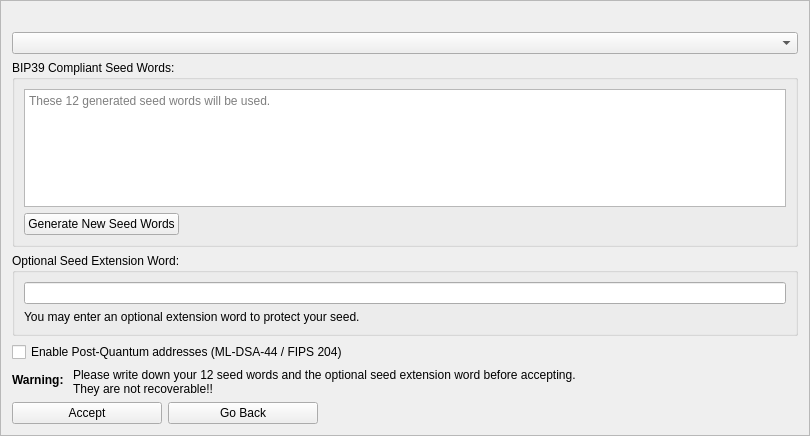
The window that src/qt/forms/mnemonicdialog2.ui (NeuraiProject/Neurai) describes before a commit, drawn with Qt 5.
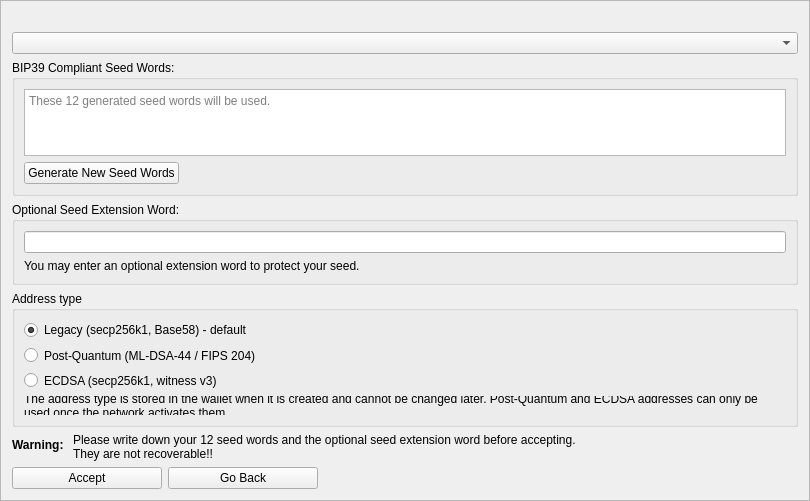
The same window after the commit.

Commit message: Refactor wallet address handling and improve activation logic

Diff of the .ui file:
```diff
--- a/src/qt/forms/mnemonicdialog2.ui
+++ b/src/qt/forms/mnemonicdialog2.ui
@@ -238,13 +238,55 @@
     </spacer>
    </item>
    <item>
-    <widget class="QCheckBox" name="pqWalletCheckBox">
-     <property name="toolTip">
-      <string>Enable post-quantum addresses using ML-DSA-44 (FIPS 204). Provides quantum-resistant signatures in addition to standard addresses.</string>
+    <widget class="QGroupBox" name="addressTypeGroup">
+     <property name="title">
+      <string>Address type</string>
      </property>
-     <property name="text">
-      <string>Enable Post-Quantum addresses (ML-DSA-44 / FIPS 204)</string>
-     </property>
+     <layout class="QVBoxLayout" name="addressTypeLayout">
+      <item>
+       <widget class="QRadioButton" name="addressTypeLegacyRadio">
+        <property name="toolTip">
+         <string>Classic Base58 addresses, available from the start of the chain.</string>
+        </property>
+        <property name="text">
+         <string>Legacy (secp256k1, Base58) - default</string>
+        </property>
+        <property name="checked">
+         <bool>true</bool>
+        </property>
+       </widget>
+      </item>
+      <item>
+       <widget class="QRadioButton" name="addressTypePQRadio">
+        <property name="toolTip">
+         <string>Quantum-resistant signatures with ML-DSA-44 (FIPS 204): strict post-quantum witness v2 addresses.</string>
+        </property>
+        <property name="text">
+         <string>Post-Quantum (ML-DSA-44 / FIPS 204)</string>
+        </property>
+       </widget>
+      </item>
+      <item>
+       <widget class="QRadioButton" name="addressTypeEcdsaRadio">
+        <property name="toolTip">
+         <string>Standard secp256k1 signatures with strict ECDSA witness v3 addresses. This wallet never hands out Legacy addresses.</string>
+        </property>
+        <property name="text">
+         <string>ECDSA (secp256k1, witness v3)</string>
+        </property>
+       </widget>
+      </item>
+      <item>
+       <widget class="QLabel" name="addressTypeNote">
+        <property name="text">
+         <string>The address type is stored in the wallet when it is created and cannot be changed later. Post-Quantum and ECDSA addresses can only be used once the network activates them.</string>
+        </property>
+        <property name="wordWrap">
+         <bool>true</bool>
+        </property>
+       </widget>
+      </item>
+     </layout>
     </widget>
    </item>
    <item>
```
The commit also changes 19 other files.
